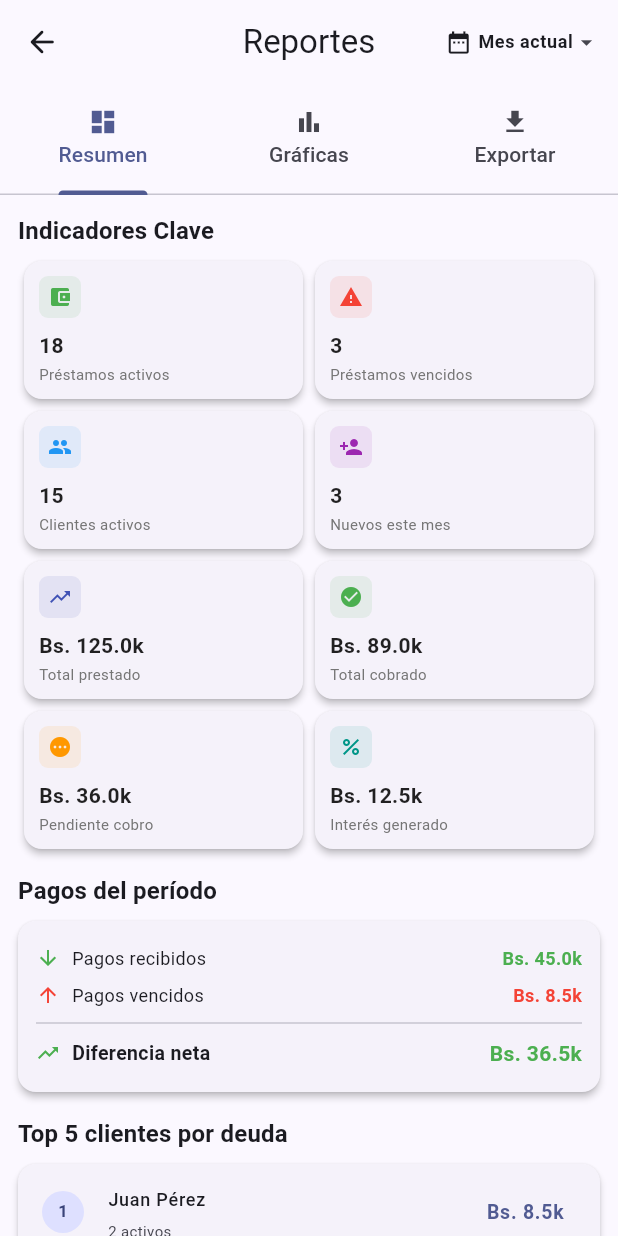
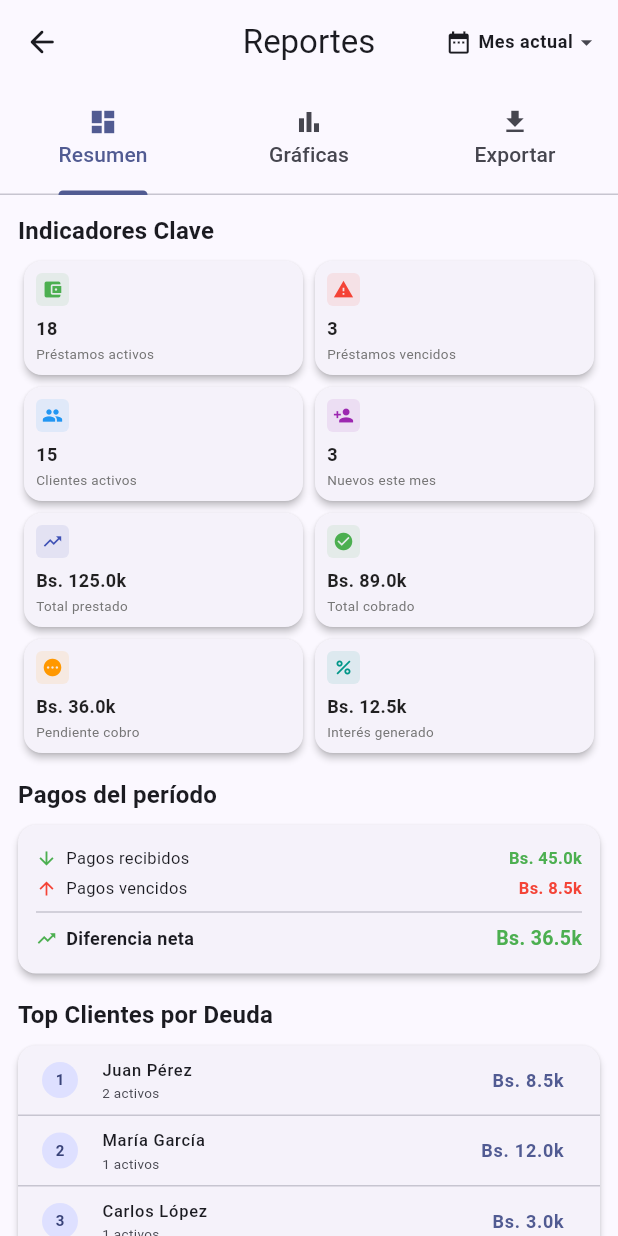
Before and after one commit to eduvc71-code/prenda-master, a Flutter app: the ReportesScreen screen opened by its route, on a phone screen of 412 x 824 dp. Run offline on Flutter 3.47's test engine with Material 3 defaults, Android fonts, the phone set to English and light mode, and no system bars; our stand-ins replace drift, fl_chart, flutter_local_notifications, flutter_riverpod, flutter_secure_storage, go_router and 5 more; missing offline and left inert: extension_google_sign_in_as_googleapis_auth, google_mlkit_text_recognition, googleapis, workmanager; accounts and stored records are empty; generated files the repository leaves out were written again; statements that could not run were skipped.

Commit message:
Corregir excepcion de descripcion requerida en nuevo prestamo y comprimir top clientes en reportes

```diff
--- a/lib/presentation/screens/prestamos/nuevo_prestamo_screen.dart
+++ b/lib/presentation/screens/prestamos/nuevo_prestamo_screen.dart
@@ -164,6 +164,7 @@ class _NuevoPrestamoScreenState extends ConsumerState<NuevoPrestamoScreen> {
         fechaInicio: Value(fechaInicio),
         fechaVencimiento: Value(fechaInicio.add(Duration(days: plazo))),
         estado: Value('Activo'),
+        descripcion: Value(_descripcionController.text.trim().isNotEmpty ? _descripcionController.text.trim() : 'Préstamo de garantía'),
       ));
 
       if (_photoPath.isNotEmpty) {
--- a/lib/presentation/screens/reportes/reportes_screen.dart
+++ b/lib/presentation/screens/reportes/reportes_screen.dart
@@ -108,7 +108,7 @@ class _ReportesScreenState extends ConsumerState<ReportesScreen> with SingleTick
       child: Column(
         crossAxisAlignment: CrossAxisAlignment.start,
         children: [
-          // KPIs principales (2 rows of 2 cards to prevent any right-overflow)
+          // KPIs principales (2 rows of 2 cards to prevent right-overflow)
           Text('Indicadores Clave', style: Theme.of(context).textTheme.titleMedium?.copyWith(fontWeight: FontWeight.bold)),
           const SizedBox(height: 8),
           _buildKPIRow([
@@ -154,13 +154,13 @@ class _ReportesScreenState extends ConsumerState<ReportesScreen> with SingleTick
           ),
           const SizedBox(height: 16),
 
-          // Top clientes por deuda
-          Text('Top 5 clientes por deuda', style: Theme.of(context).textTheme.titleMedium?.copyWith(fontWeight: FontWeight.bold)),
+          // Top clientes por deuda (comprimido a Top 3 para visibilidad)
+          Text('Top Clientes por Deuda', style: Theme.of(context).textTheme.titleMedium?.copyWith(fontWeight: FontWeight.bold)),
           const SizedBox(height: 8),
           _buildTopClientesDeuda(),
           const SizedBox(height: 16),
 
-          // Préstamos por estado (reducidos y compactos)
+          // Préstamos por estado (visible inmediatamente)
           Text('Préstamos por estado', style: Theme.of(context).textTheme.titleMedium?.copyWith(fontWeight: FontWeight.bold)),
           const SizedBox(height: 8),
           _buildPrestamosPorEstado(resumen),
@@ -185,8 +185,6 @@ class _ReportesScreenState extends ConsumerState<ReportesScreen> with SingleTick
       _ClienteDeudaMock('Juan Pérez', 'Bs.', 8500, 2),
       _ClienteDeudaMock('María García', 'Bs.', 12000, 1),
       _ClienteDeudaMock('Carlos López', 'Bs.', 3000, 1),
-      _ClienteDeudaMock('Ana Martínez', 'Bs.', 3000, 1),
-      _ClienteDeudaMock('Pedro Sánchez', 'Bs.', 2000, 1),
     ];
 
     return Card(
@@ -200,19 +198,20 @@ class _ReportesScreenState extends ConsumerState<ReportesScreen> with SingleTick
           final c = topClientes[index];
           return ListTile(
             dense: true,
+            visualDensity: const VisualDensity(vertical: -3),
             leading: CircleAvatar(
-              radius: 14,
+              radius: 12,
               backgroundColor: Theme.of(context).colorScheme.primaryContainer,
-              child: Text('${index + 1}', style: TextStyle(fontWeight: FontWeight.bold, fontSize: 11, color: Theme.of(context).colorScheme.onPrimaryContainer)),
+              child: Text('${index + 1}', style: TextStyle(fontWeight: FontWeight.bold, fontSize: 10, color: Theme.of(context).colorScheme.onPrimaryContainer)),
             ),
-            title: Text(c.nombre, style: const TextStyle(fontWeight: FontWeight.w500, fontSize: 12)),
-            subtitle: Text('${c.prestamosActivos} activos', style: const TextStyle(fontSize: 10)),
+            title: Text(c.nombre, style: const TextStyle(fontWeight: FontWeight.w500, fontSize: 11)),
+            subtitle: Text('${c.prestamosActivos} activos', style: const TextStyle(fontSize: 9)),
             trailing: Text(
               '${c.moneda} ${_formatNumber(c.deudaTotal)}',
               style: TextStyle(
                 fontWeight: FontWeight.bold,
                 color: Theme.of(context).colorScheme.primary,
-                fontSize: 13,
+                fontSize: 12,
               ),
             ),
           );
@@ -511,19 +510,19 @@ class _KPICard extends StatelessWidget {
     return Card(
       margin: EdgeInsets.zero,
       child: Padding(
-        padding: const EdgeInsets.all(10),
+        padding: const EdgeInsets.all(8),
         child: Column(
           crossAxisAlignment: CrossAxisAlignment.start,
           children: [
             Container(
-              padding: const EdgeInsets.all(6),
-              decoration: BoxDecoration(color: data.color.withValues(alpha: 0.1), borderRadius: BorderRadius.circular(6)),
-              child: Icon(data.icon, color: data.color, size: 16),
+              padding: const EdgeInsets.all(4),
+              decoration: BoxDecoration(color: data.color.withValues(alpha: 0.1), borderRadius: BorderRadius.circular(4)),
+              child: Icon(data.icon, color: data.color, size: 14),
             ),
-            const SizedBox(height: 8),
-            Text(data.value, style: const TextStyle(fontWeight: FontWeight.bold, fontSize: 14, color: Colors.black87)),
+            const SizedBox(height: 6),
+            Text(data.value, style: const TextStyle(fontWeight: FontWeight.bold, fontSize: 12, color: Colors.black87)),
             const SizedBox(height: 2),
-            Text(data.label, style: TextStyle(fontSize: 10, color: Colors.grey.shade600), maxLines: 1, overflow: TextOverflow.ellipsis),
+            Text(data.label, style: TextStyle(fontSize: 9, color: Colors.grey.shade600), maxLines: 1, overflow: TextOverflow.ellipsis),
           ],
         ),
       ),
@@ -543,14 +542,14 @@ class _ResumenPagoRow extends StatelessWidget {
   @override
   Widget build(BuildContext context) {
     return Padding(
-      padding: const EdgeInsets.symmetric(vertical: 4),
+      padding: const EdgeInsets.symmetric(vertical: 2),
       child: Row(
         children: [
-          Icon(icon, size: 16, color: color),
-          const SizedBox(width: 8),
-          Text(label, style: TextStyle(fontSize: isTotal ? 13 : 12, fontWeight: isTotal ? FontWeight.bold : FontWeight.normal)),
+          Icon(icon, size: 14, color: color),
+          const SizedBox(width: 6),
+          Text(label, style: TextStyle(fontSize: isTotal ? 12 : 11, fontWeight: isTotal ? FontWeight.bold : FontWeight.normal)),
           const Spacer(),
-          Text(amount, style: TextStyle(fontSize: isTotal ? 14 : 12, fontWeight: FontWeight.bold, color: color)),
+          Text(amount, style: TextStyle(fontSize: isTotal ? 13 : 11, fontWeight: FontWeight.bold, color: color)),
         ],
       ),
     );
@@ -596,26 +595,26 @@ class _ExportCard extends StatelessWidget {
     return Card(
       margin: EdgeInsets.zero,
       child: Padding(
-        padding: const EdgeInsets.all(12),
+        padding: const EdgeInsets.all(10),
         child: Row(
           children: [
             Container(
-              padding: const EdgeInsets.all(10),
-              decoration: BoxDecoration(color: color.withValues(alpha: 0.1), borderRadius: BorderRadius.circular(10)),
-              child: Icon(icon, color: color, size: 24),
+              padding: const EdgeInsets.all(8),
+              decoration: BoxDecoration(color: color.withValues(alpha: 0.1), borderRadius: BorderRadius.circular(8)),
+              child: Icon(icon, color: color, size: 20),
             ),
-            const SizedBox(width: 12),
+            const SizedBox(width: 10),
             Expanded(
               child: Column(
                 crossAxisAlignment: CrossAxisAlignment.start,
                 children: [
-                  Text(titulo, style: const TextStyle(fontWeight: FontWeight.bold, fontSize: 13)),
+                  Text(titulo, style: const TextStyle(fontWeight: FontWeight.bold, fontSize: 12)),
                   const SizedBox(height: 2),
-                  Text(descripcion, style: TextStyle(fontSize: 10, color: Colors.grey.shade600)),
+                  Text(descripcion, style: TextStyle(fontSize: 9, color: Colors.grey.shade600)),
                 ],
               ),
             ),
-            const SizedBox(width: 8),
+            const SizedBox(width: 6),
             Row(
               mainAxisSize: MainAxisSize.min,
               children: formatos.map((f) => Padding(
@@ -623,11 +622,11 @@ class _ExportCard extends StatelessWidget {
                 child: OutlinedButton(
                   onPressed: () => onExport(f),
                   style: OutlinedButton.styleFrom(
-                    padding: const EdgeInsets.symmetric(horizontal: 8, vertical: 2),
+                    padding: const EdgeInsets.symmetric(horizontal: 6, vertical: 2),
                     minimumSize: Size.zero,
                     tapTargetSize: MaterialTapTargetSize.shrinkWrap,
                   ),
-                  child: Text(f, style: const TextStyle(fontSize: 10)),
+                  child: Text(f, style: const TextStyle(fontSize: 9)),
                 ),
               )).toList(),
             ),
```
Also changed, not shown: lib/presentation/screens/home/home_screen.dart (+12 -0 lines).
